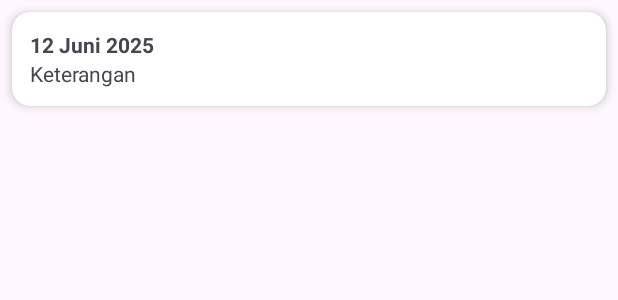
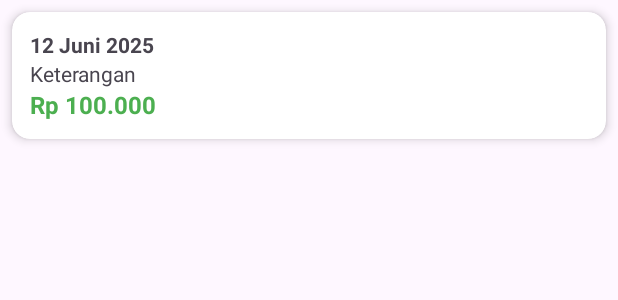
Before and after one commit to Erland11/LockPocket_ProjectPM, an Android app: the layout item_riwayat.xml on its own in the app's theme, with its tools: preview values and no code run, on a phone screen of 412 x 824 dp. Shown: the top 300 px of the screen. Run offline under Robolectric (Android 15) with nearby library versions, the phone set to English and light mode, and no system bars.

Commit message:
menambah query textview tampilan jumlah uang yang masuk atau keluar

```diff
--- a/app/src/main/res/layout/item_riwayat.xml
+++ b/app/src/main/res/layout/item_riwayat.xml
@@ -25,6 +25,14 @@
             android:layout_height="wrap_content"
             android:text="Keterangan"
             android:textSize="14sp" />
+        <TextView
+            android:id="@+id/tvJumlah"
+            android:layout_width="wrap_content"
+            android:layout_height="wrap_content"
+            android:text="Rp 100.000"
+            android:textColor="#4CAF50"
+            android:textSize="16sp"
+            android:textStyle="bold" />
 
     </LinearLayout>
 </androidx.cardview.widget.CardView>
```
